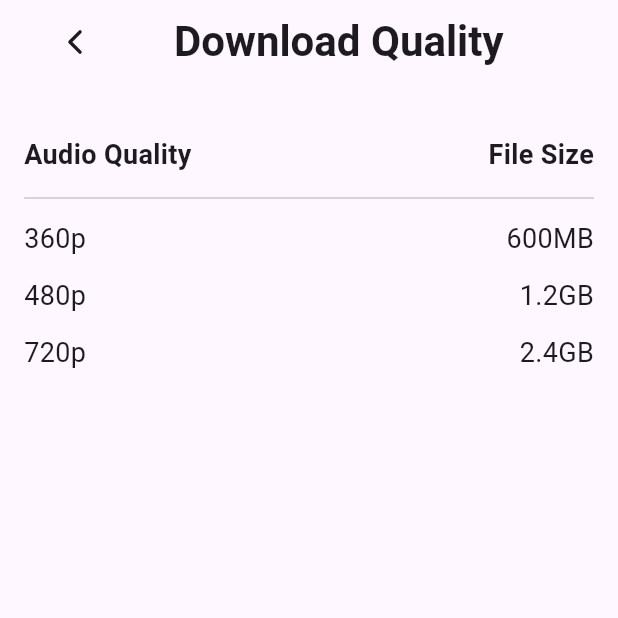
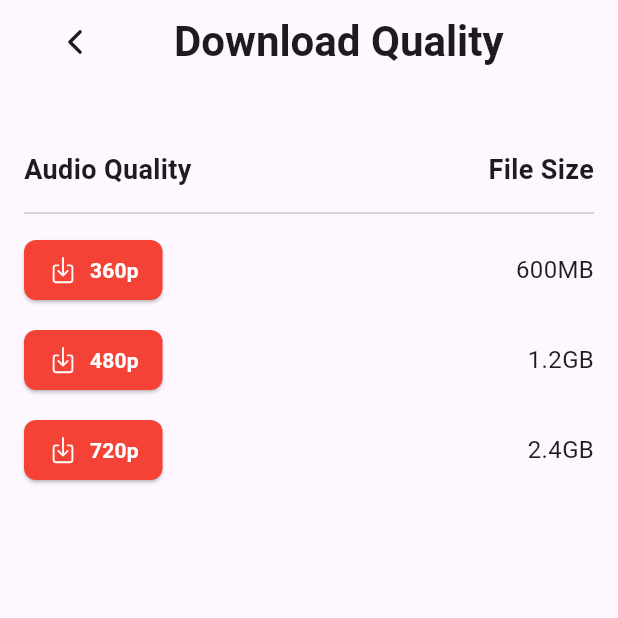
Before and after one commit to savinuonline/narratra, a Flutter app: the QualityPage screen opened directly, on a phone screen of 412 x 824 dp, the top half of it. Run offline on Flutter 3.47's test engine with Material 3 defaults, Android fonts, the phone set to English and light mode, and no system bars; our stand-ins replace firebase_core, ionicons; accounts and stored records are empty.

Commit message:
add download quality  buttons

```diff
--- a/lib/pages/quality_page.dart
+++ b/lib/pages/quality_page.dart
@@ -32,11 +32,12 @@ class QualityPage extends StatelessWidget {
 
             Column(
               children: [
+                const SizedBox(height:10),
                 _buildHeaderRow(),
                 const Divider(),
-                _buildDataRow("360p", "600MB"),
-                _buildDataRow("480p", "1.2GB"),
-                _buildDataRow("720p", "2.4GB"),
+                _buildDataRow("360p", context, "600MB"),
+                _buildDataRow("480p", context,  "1.2GB"),
+                _buildDataRow("720p", context, "2.4GB"),
                  // Separates header from data rows
 
               ],
@@ -60,14 +61,37 @@ class QualityPage extends StatelessWidget {
     );
   }
 
-  Widget _buildDataRow(String quality, String size){
+  Widget _buildDataRow(String quality, BuildContext context, String size){
     return Padding(
       padding: const EdgeInsets.symmetric(vertical: 6.0),
       child: Row(
         mainAxisAlignment: MainAxisAlignment.spaceBetween,
         children: [
-          _buildCell(quality),
-          _buildCell(size),
+          ElevatedButton.icon(
+            onPressed: () {
+              ScaffoldMessenger.of(context).showSnackBar(
+                SnackBar(content: Text("Downloading $quality quality...")),
+              );
+            },
+            style: ElevatedButton.styleFrom(
+              backgroundColor: Colors.red, // Red button
+              foregroundColor: Colors.white, // White text
+              padding: const EdgeInsets.symmetric(horizontal: 16, vertical: 10),
+              shape: RoundedRectangleBorder(
+                borderRadius: BorderRadius.circular(8), // Rounded corners
+              ),
+            ),
+            icon: const Icon(Ionicons.download_outline, size: 20),
+            label: Text(
+              quality,
+              style: const TextStyle(fontWeight: FontWeight.bold),
+            ),
+          ),
+          // File Size Text
+          Text(
+            size,
+            style: const TextStyle(fontSize: 16),
+          ),
         ],
       )
     );
```
